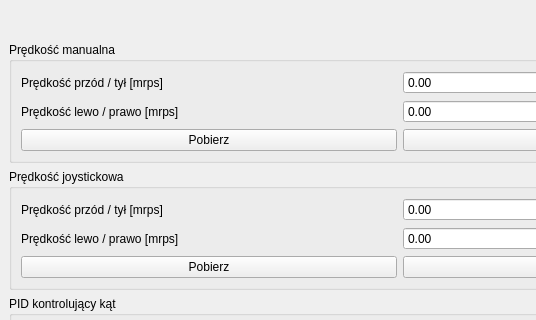
Above: configurationwindow.ui from superjulek/Robot_controller before the change; both pictures show x 0 to 536 and y 561 to 881 of the 800 by 1200 pixel window. Below: the same form after it.
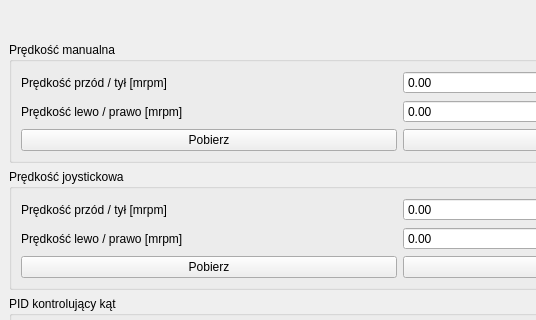
That is the form after the change.

What changed in the file:
```diff
--- a/configurationwindow.ui
+++ b/configurationwindow.ui
@@ -48,7 +48,7 @@
            <item row="0" column="0">
             <widget class="QLabel" name="label_2">
              <property name="text">
-              <string>Prędkość przód / tył [mrps]</string>
+              <string>Prędkość przód / tył [mrpm]</string>
              </property>
             </widget>
            </item>
@@ -75,7 +75,7 @@
            <item row="1" column="0">
             <widget class="QLabel" name="label">
              <property name="text">
-              <string>Prędkość lewo / prawo [mrps]</string>
+              <string>Prędkość lewo / prawo [mrpm]</string>
              </property>
             </widget>
            </item>
@@ -123,7 +123,7 @@
            <item row="0" column="0">
             <widget class="QLabel" name="label_3">
              <property name="text">
-              <string>Prędkość przód / tył [mrps]</string>
+              <string>Prędkość przód / tył [mrpm]</string>
              </property>
             </widget>
            </item>
@@ -140,7 +140,7 @@
            <item row="1" column="0">
             <widget class="QLabel" name="label_10">
              <property name="text">
-              <string>Prędkość lewo / prawo [mrps]</string>
+              <string>Prędkość lewo / prawo [mrpm]</string>
              </property>
             </widget>
            </item>
```
